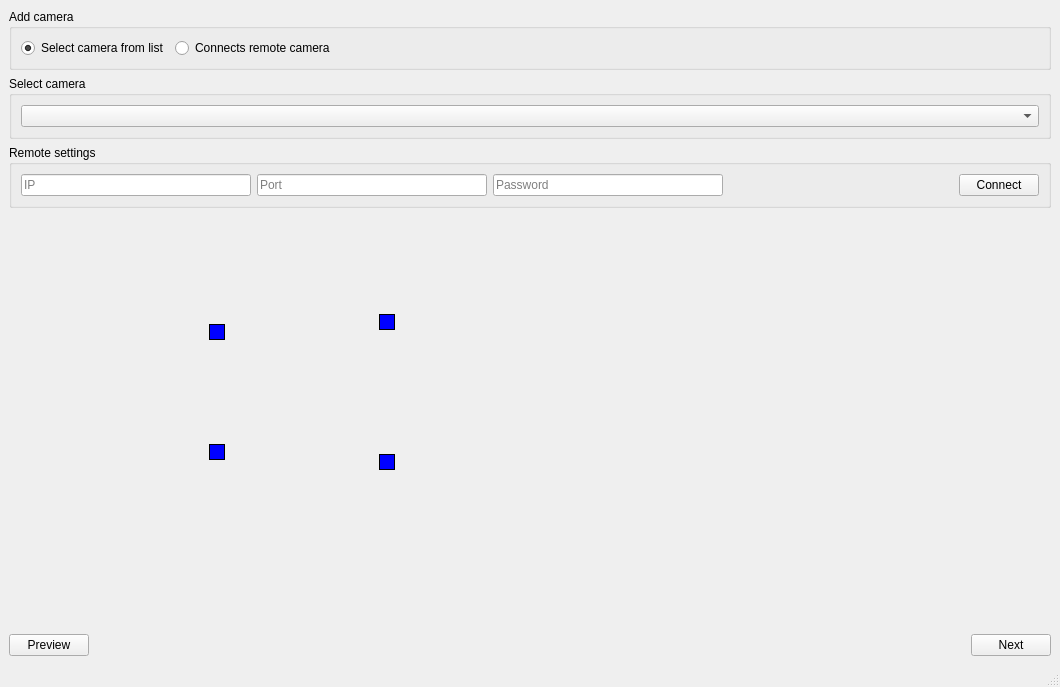
Netmisha/observer, file Observer/selectcamera.ui: the form before one commit.
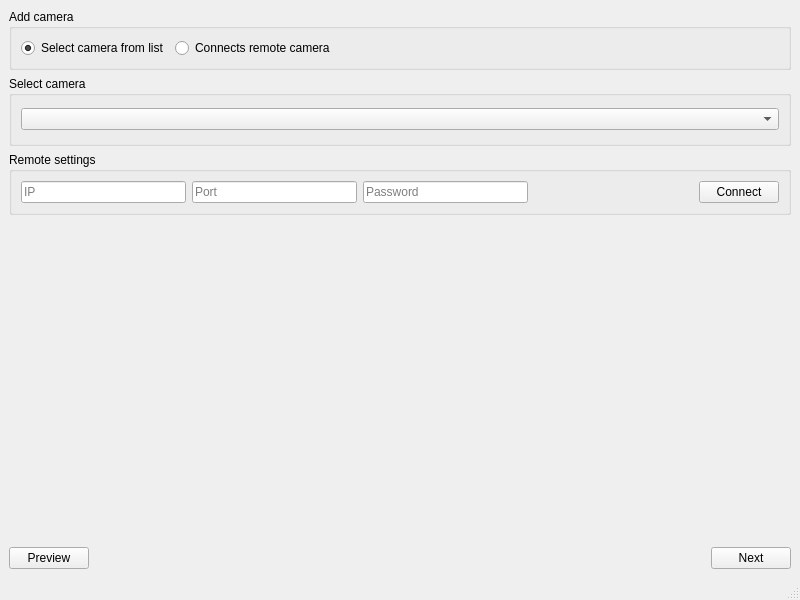
The form after the commit. Custom widgets are drawn as their Qt base class.

```diff
--- a/Observer/selectcamera.ui
+++ b/Observer/selectcamera.ui
@@ -6,8 +6,8 @@
    <rect>
     <x>0</x>
     <y>0</y>
-    <width>1060</width>
-    <height>687</height>
+    <width>800</width>
+    <height>600</height>
    </rect>
   </property>
   <property name="windowTitle">
@@ -16,15 +16,9 @@
   <widget class="QWidget" name="centralwidget">
    <layout class="QVBoxLayout" name="verticalLayout_4">
     <item>
-     <layout class="QVBoxLayout" name="verticalLayout_3" stretch="0,0,0,0,0">
+     <layout class="QVBoxLayout" name="verticalLayout_3" stretch="0,0,0,5,0">
       <item>
        <widget class="QGroupBox" name="groupBox">
-        <property name="sizePolicy">
-         <sizepolicy hsizetype="Preferred" vsizetype="Fixed">
-          <horstretch>0</horstretch>
-          <verstretch>0</verstretch>
-         </sizepolicy>
-        </property>
         <property name="maximumSize">
          <size>
           <width>16777215</width>
@@ -74,16 +68,10 @@
       </item>
       <item>
        <widget class="QGroupBox" name="select_cameraBox">
-        <property name="sizePolicy">
-         <sizepolicy hsizetype="Preferred" vsizetype="Fixed">
-          <horstretch>0</horstretch>
-          <verstretch>0</verstretch>
-         </sizepolicy>
-        </property>
         <property name="minimumSize">
          <size>
           <width>0</width>
-          <height>58</height>
+          <height>70</height>
          </size>
         </property>
         <property name="maximumSize">
@@ -104,12 +92,6 @@
       </item>
       <item>
        <widget class="QGroupBox" name="remote_settingBox">
-        <property name="sizePolicy">
-         <sizepolicy hsizetype="Preferred" vsizetype="Fixed">
-          <horstretch>0</horstretch>
-          <verstretch>0</verstretch>
-         </sizepolicy>
-        </property>
         <property name="maximumSize">
          <size>
           <width>16777215</width>
@@ -172,150 +154,7 @@
        </widget>
       </item>
       <item>
-       <widget class="CQtOpenCVViewerGl" name="opencv_view" native="true">
-        <property name="sizePolicy">
-         <sizepolicy hsizetype="Expanding" vsizetype="Expanding">
-          <horstretch>0</horstretch>
-          <verstretch>0</verstretch>
-         </sizepolicy>
-        </property>
-        <property name="minimumSize">
-         <size>
-          <width>780</width>
-          <height>400</height>
-         </size>
-        </property>
-        <layout class="QVBoxLayout" name="verticalLayout_6">
-         <property name="spacing">
-          <number>0</number>
-         </property>
-         <property name="leftMargin">
-          <number>0</number>
-         </property>
-         <property name="topMargin">
-          <number>0</number>
-         </property>
-         <property name="rightMargin">
-          <number>0</number>
-         </property>
-         <property name="bottomMargin">
-          <number>0</number>
-         </property>
-         <item>
-          <widget class="myFrame" name="frame">
-           <property name="frameShape">
-            <enum>QFrame::NoFrame</enum>
-           </property>
-           <property name="frameShadow">
-            <enum>QFrame::Plain</enum>
-           </property>
-           <property name="lineWidth">
-            <number>0</number>
-           </property>
-           <widget class="MovableFrame" name="frame_point_4">
-            <property name="geometry">
-             <rect>
-              <x>200</x>
-              <y>230</y>
-              <width>16</width>
-              <height>16</height>
-             </rect>
-            </property>
-            <property name="sizePolicy">
-             <sizepolicy hsizetype="Fixed" vsizetype="Fixed">
-              <horstretch>0</horstretch>
-              <verstretch>0</verstretch>
-             </sizepolicy>
-            </property>
-            <property name="styleSheet">
-             <string notr="true">background-color:rgb(0, 0, 255);</string>
-            </property>
-            <property name="frameShape">
-             <enum>QFrame::Box</enum>
-            </property>
-            <property name="frameShadow">
-             <enum>QFrame::Plain</enum>
-            </property>
-           </widget>
-           <widget class="MovableFrame" name="frame_point_2">
-            <property name="geometry">
-             <rect>
-              <x>370</x>
-              <y>100</y>
-              <width>16</width>
-              <height>16</height>
-             </rect>
-            </property>
-            <property name="sizePolicy">
-             <sizepolicy hsizetype="Fixed" vsizetype="Fixed">
-              <horstretch>0</horstretch>
-              <verstretch>0</verstretch>
-             </sizepolicy>
-            </property>
-            <property name="styleSheet">
-             <string notr="true">background-color:rgb(0, 0, 255);</string>
-            </property>
-            <property name="frameShape">
-             <enum>QFrame::Box</enum>
-            </property>
-            <property name="frameShadow">
-             <enum>QFrame::Plain</enum>
-            </property>
-           </widget>
-           <widget class="MovableFrame" name="frame_point_3">
-            <property name="geometry">
-             <rect>
-              <x>370</x>
-              <y>240</y>
-              <width>16</width>
-              <height>16</height>
-             </rect>
-            </property>
-            <property name="sizePolicy">
-             <sizepolicy hsizetype="Fixed" vsizetype="Fixed">
-              <horstretch>0</horstretch>
-              <verstretch>0</verstretch>
-             </sizepolicy>
-            </property>
-            <property name="styleSheet">
-             <string notr="true">background-color:rgb(0, 0, 255);</string>
-            </property>
-            <property name="frameShape">
-             <enum>QFrame::Box</enum>
-            </property>
-            <property name="frameShadow">
-             <enum>QFrame::Plain</enum>
-            </property>
-           </widget>
-           <widget class="MovableFrame" name="frame_point_1">
-            <property name="geometry">
-             <rect>
-              <x>200</x>
-              <y>110</y>
-              <width>16</width>
-              <height>16</height>
-             </rect>
-            </property>
-            <property name="sizePolicy">
-             <sizepolicy hsizetype="Fixed" vsizetype="Fixed">
-              <horstretch>0</horstretch>
-              <verstretch>0</verstretch>
-             </sizepolicy>
-            </property>
-            <property name="styleSheet">
-             <string notr="true">background-color:rgb(0, 0, 255);</string>
-            </property>
-            <property name="frameShape">
-             <enum>QFrame::Box</enum>
-            </property>
-            <property name="frameShadow">
-             <enum>QFrame::Plain</enum>
-            </property>
-           </widget>
-          </widget>
-         </item>
-        </layout>
-       </widget>
+       <widget class="CQtOpenCVViewerGl" name="opencv_view" native="true"/>
       </item>
       <item>
        <layout class="QHBoxLayout" name="horizontalLayout_3">
@@ -374,18 +213,6 @@
    <header>cqtopencvviewergl.h</header>
    <container>1</container>
   </customwidget>
-  <customwidget>
-   <class>myFrame</class>
-   <extends>QFrame</extends>
-   <header location="global">myframe.h</header>
-   <container>1</container>
-  </customwidget>
-  <customwidget>
-   <class>MovableFrame</class>
-   <extends>QFrame</extends>
-   <header location="global">movableframe.h</header>
-   <container>1</container>
-  </customwidget>
  </customwidgets>
  <resources/>
  <connections/>
```
Left out of the diff: 1 changed line with no effect on the pictures.
